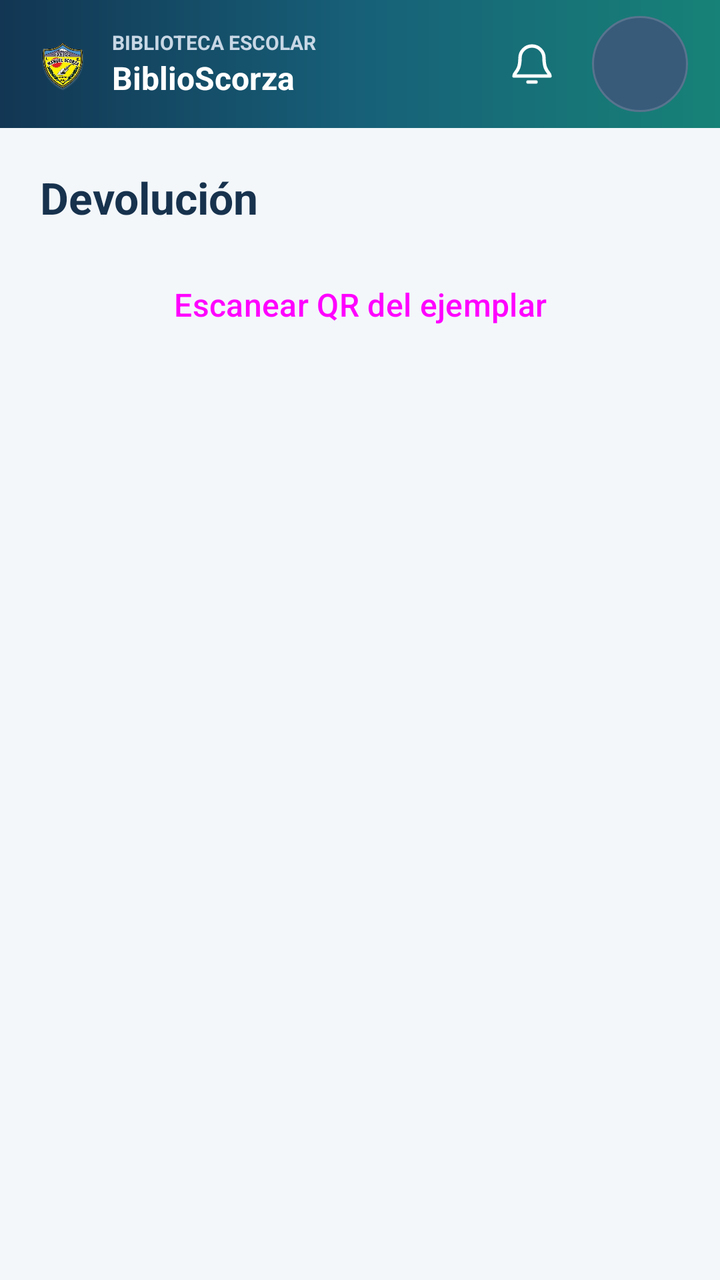
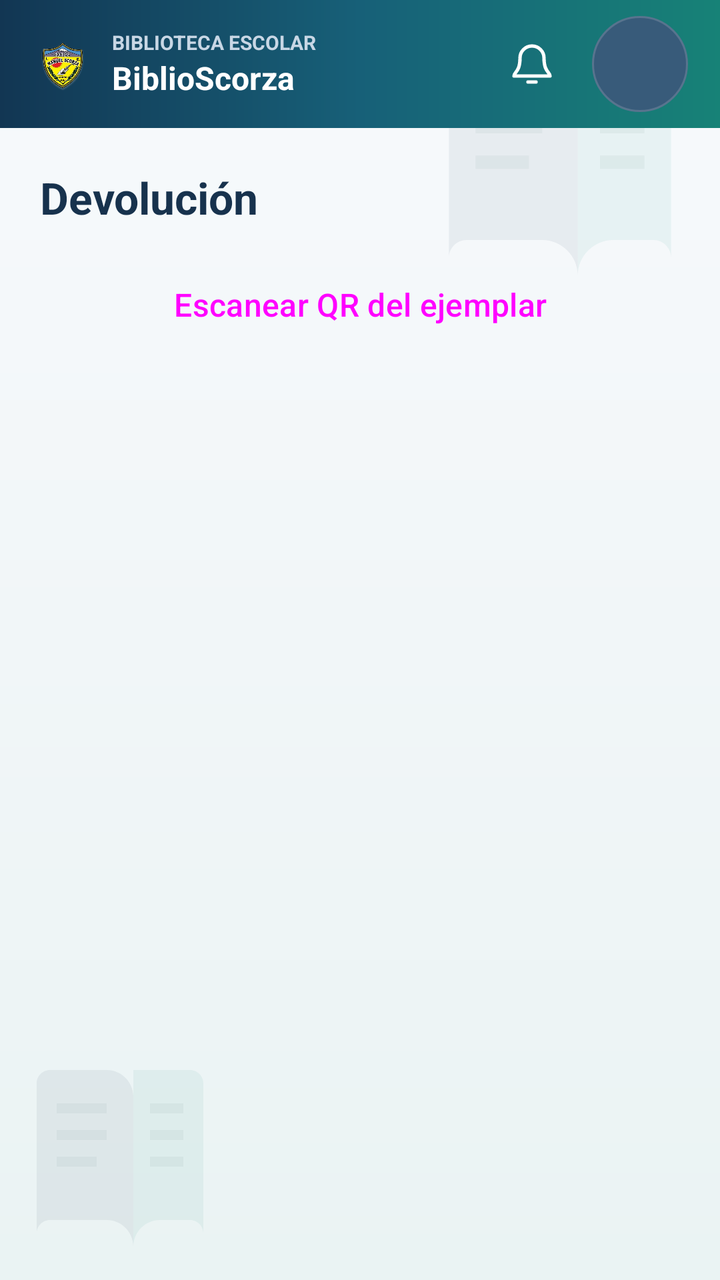

Compare the two renders of this Android layout. The source of the first and the diff that turns it into the second are given below.
<!-- AndroidManifest.xml: application theme Theme.BiblioScorza -->
<!-- res/layout/activity_devolucion.xml -->
<?xml version="1.0" encoding="utf-8"?>
<LinearLayout xmlns:android="http://schemas.android.com/apk/res/android"
    android:layout_width="match_parent" android:layout_height="match_parent"
    android:orientation="vertical">
    <include layout="@layout/view_top_bar" />
    <ScrollView android:layout_width="match_parent" android:layout_height="0dp"
        android:layout_weight="1">
    <LinearLayout android:layout_width="match_parent" android:layout_height="wrap_content"
        android:orientation="vertical" android:padding="20dp">
        <TextView style="@style/BsTitle" android:layout_width="wrap_content" android:layout_height="wrap_content" android:text="Devolución" />
        <Button android:id="@+id/btnScan" style="@style/BsButton" android:text="Escanear QR del ejemplar" />
        <TextView android:id="@+id/tvDatos" style="@style/BsText" />
        <Spinner android:id="@+id/spResultado" style="@style/BsInput" android:visibility="gone" />
        <EditText android:id="@+id/etObs" style="@style/BsInput" android:hint="Observaciones" android:inputType="textMultiLine|textCapSentences" android:visibility="gone" />
        <TextView android:id="@+id/tvMsg" style="@style/BsText" />
        <Button android:id="@+id/btnConfirmar" style="@style/BsButton" android:text="Confirmar devolución" android:visibility="gone" />
    </LinearLayout>
    </ScrollView>
</LinearLayout>
<!-- res/layout/view_top_bar.xml (included above) -->
<?xml version="1.0" encoding="utf-8"?>
<LinearLayout xmlns:android="http://schemas.android.com/apk/res/android"
    android:layout_width="match_parent"
    android:layout_height="64dp"
    android:background="@drawable/bg_top_bar"
    android:gravity="center_vertical"
    android:orientation="horizontal"
    android:paddingStart="16dp"
    android:paddingEnd="16dp">

    <ImageButton
        android:id="@+id/btnVolver"
        android:layout_width="44dp"
        android:layout_height="44dp"
        android:background="?attr/selectableItemBackgroundBorderless"
        android:contentDescription="Volver"
        android:padding="12dp"
        android:src="@drawable/ic_arrow_back"
        android:tint="#FFFFFF"
        android:visibility="gone" />

    <ImageView
        android:layout_width="30dp"
        android:layout_height="36dp"
        android:contentDescription="Escudo de Biblioteca-Scorza"
        android:scaleType="fitCenter"
        android:src="@drawable/escudo_colegio_transparente" />

    <LinearLayout
        android:layout_width="0dp"
        android:layout_height="wrap_content"
        android:layout_marginStart="10dp"
        android:layout_weight="1"
        android:orientation="vertical">

        <TextView
            android:layout_width="match_parent"
            android:layout_height="wrap_content"
            android:ellipsize="end"
            android:maxLines="1"
            android:text="BIBLIOTECA ESCOLAR"
            android:textColor="#C8D7E5"
            android:textSize="10sp"
            android:textStyle="bold" />

        <TextView
            android:layout_width="match_parent"
            android:layout_height="wrap_content"
            android:ellipsize="end"
            android:maxLines="1"
            android:text="BiblioScorza"
            android:textColor="#FFFFFF"
            android:textSize="16sp"
            android:textStyle="bold" />
    </LinearLayout>

    <FrameLayout
        android:id="@+id/btnNotificaciones"
        android:layout_width="48dp"
        android:layout_height="48dp"
        android:layout_marginStart="4dp"
        android:background="@drawable/bg_top_bar_action_ripple"
        android:clickable="true"
        android:contentDescription="Notificaciones"
        android:focusable="true">

        <ImageView
            android:layout_width="24dp"
            android:layout_height="24dp"
            android:layout_gravity="center"
            android:contentDescription="@null"
            android:src="@drawable/ic_notifications"
            android:tint="#FFFFFF" />

        <TextView
            android:id="@+id/tvNotificaciones"
            android:layout_width="18dp"
            android:layout_height="18dp"
            android:layout_gravity="top|end"
            android:background="@drawable/bg_top_bar_badge"
            android:gravity="center"
            android:textColor="#FFFFFF"
            android:textSize="10sp"
            android:textStyle="bold"
            android:visibility="gone" />
    </FrameLayout>

    <TextView
        android:id="@+id/btnPerfil"
        android:layout_width="48dp"
        android:layout_height="48dp"
        android:layout_marginStart="6dp"
        android:background="@drawable/bg_top_bar_avatar_ripple"
        android:clickable="true"
        android:contentDescription="Abrir perfil del usuario"
        android:focusable="true"
        android:gravity="center"
        android:minHeight="48dp"
        android:minWidth="48dp"
        android:textColor="#FFFFFF"
        android:textSize="14sp"
        android:textStyle="bold" />
</LinearLayout>
<!-- resources referenced by this layout -->
<resources>
  <!-- drawable bg_top_bar_action_ripple (drawable) -->
  <?xml version="1.0" encoding="utf-8"?>
  <ripple xmlns:android="http://schemas.android.com/apk/res/android"
      android:color="#55FFFFFF">
      <item android:id="@android:id/mask">
          <shape android:shape="oval">
              <solid android:color="#FFFFFFFF" />
          </shape>
      </item>
  </ripple>
  <!-- drawable bg_top_bar_badge (drawable) -->
  <?xml version="1.0" encoding="utf-8"?>
  <shape xmlns:android="http://schemas.android.com/apk/res/android">
      <solid android:color="#D93445" />
      <corners android:radius="50dp" />
  </shape>
  <!-- drawable ic_arrow_back (drawable) -->
  <vector xmlns:android="http://schemas.android.com/apk/res/android"
      android:width="24dp" android:height="24dp"
      android:viewportWidth="24" android:viewportHeight="24">
      <path android:fillColor="#FF000000"
          android:pathData="M20,12v-2H7.83l5.59,-5.59L12,3l-9,8 9,9 1.41,-1.41L7.83,12H20z" />
  </vector>
  <style name="BsButton" parent="Widget.Material3.Button">
          <item name="android:layout_width">match_parent</item>
          <item name="android:layout_height">54dp</item>
          <item name="android:layout_marginTop">12dp</item>
          <item name="android:textSize">16sp</item>
          <item name="cornerRadius">14dp</item>
      </style>
  <style name="BsText">
          <item name="android:layout_width">match_parent</item>
          <item name="android:layout_height">wrap_content</item>
          <item name="android:layout_marginTop">8dp</item>
          <item name="android:textSize">15sp</item>
          <item name="android:textColor">#1E293B</item>
      </style>
  <style name="BsTitle">
          <item name="android:textSize">22sp</item>
          <item name="android:textStyle">bold</item>
          <item name="android:textColor">#17324D</item>
      </style>
  <!-- drawable bg_top_bar_avatar (drawable) -->
  <?xml version="1.0" encoding="utf-8"?>
  <shape xmlns:android="http://schemas.android.com/apk/res/android" android:shape="oval">
      <solid android:color="#385B7A" />
      <stroke android:width="1dp" android:color="#58748E" />
  </shape>
  <!-- drawable input_bg (drawable) -->
  <?xml version="1.0" encoding="utf-8"?>
  <shape xmlns:android="http://schemas.android.com/apk/res/android" android:shape="rectangle">
      <solid android:color="#FFFFFF" />
      <stroke android:width="1dp" android:color="#D6E0E8" />
      <corners android:radius="12dp" />
  </shape>
  <!-- unchanged entries left out for length: 6 -->
</resources>

<!-- the commit's change to res/layout/activity_devolucion.xml (unified diff, before → after) -->
@@ -1,6 +1,7 @@
 <?xml version="1.0" encoding="utf-8"?>
 <LinearLayout xmlns:android="http://schemas.android.com/apk/res/android"
     android:layout_width="match_parent" android:layout_height="match_parent"
+    android:background="@drawable/bg_library_canvas"
     android:orientation="vertical">
     <include layout="@layout/view_top_bar" />
     <ScrollView android:layout_width="match_parent" android:layout_height="0dp"
<!-- resource entries referenced after the edit -->
@@ -1,5 +1,28 @@
 <!-- resources referenced by this layout -->
 <resources>
+  <!-- drawable bg_library_canvas (drawable) -->
+  <layer-list xmlns:android="http://schemas.android.com/apk/res/android">
+      <item>
+          <shape android:shape="rectangle">
+              <gradient
+                  android:angle="270"
+                  android:startColor="#F7FAFC"
+                  android:centerColor="#F1F6F8"
+                  android:endColor="#EAF3F3"
+                  android:type="linear" />
+          </shape>
+      </item>
+      <item
+          android:drawable="@drawable/ic_library_watermark"
+          android:gravity="top|end"
+          android:width="160dp"
+          android:height="160dp" />
+      <item
+          android:drawable="@drawable/ic_library_watermark"
+          android:gravity="bottom|start"
+          android:width="120dp"
+          android:height="120dp" />
+  </layer-list>
   <!-- drawable bg_top_bar_action_ripple (drawable) -->
   <?xml version="1.0" encoding="utf-8"?>
   <ripple xmlns:android="http://schemas.android.com/apk/res/android"
@@ -42,6 +65,22 @@
           <item name="android:textStyle">bold</item>
           <item name="android:textColor">#17324D</item>
       </style>
+  <!-- drawable ic_library_watermark (drawable) -->
+  <vector xmlns:android="http://schemas.android.com/apk/res/android"
+      android:width="160dp"
+      android:height="160dp"
+      android:viewportWidth="72"
+      android:viewportHeight="72">
+      <path
+          android:fillColor="#1017324D"
+          android:pathData="M11,13C11,10.8 12.8,9 15,9h17c4.4,0 8,3.6 8,8v45c0,-4.4 -3.6,-8 -8,-8H15c-2.2,0 -4,1.8 -4,4z" />
+      <path
+          android:fillColor="#10168C83"
+          android:pathData="M61,13c0,-2.2 -1.8,-4 -4,-4H40v53c0,-4.4 3.6,-8 8,-8h9c2.2,0 4,1.8 4,4z" />
+      <path
+          android:fillColor="#187F9A9B"
+          android:pathData="M17,19h15v3H17zM17,27h15v3H17zM17,35h12v3H17zM45,19h10v3H45zM45,27h10v3H45zM45,35h10v3H45z" />
+  </vector>
   <!-- drawable bg_top_bar_avatar (drawable) -->
   <?xml version="1.0" encoding="utf-8"?>
   <shape xmlns:android="http://schemas.android.com/apk/res/android" android:shape="oval">
